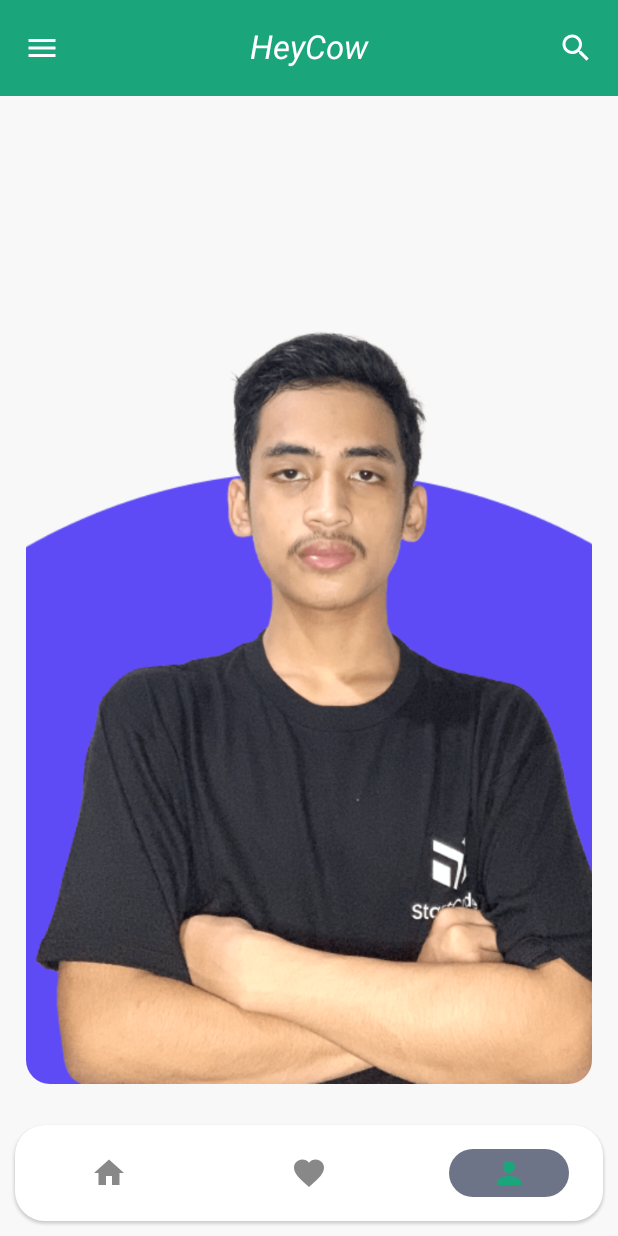
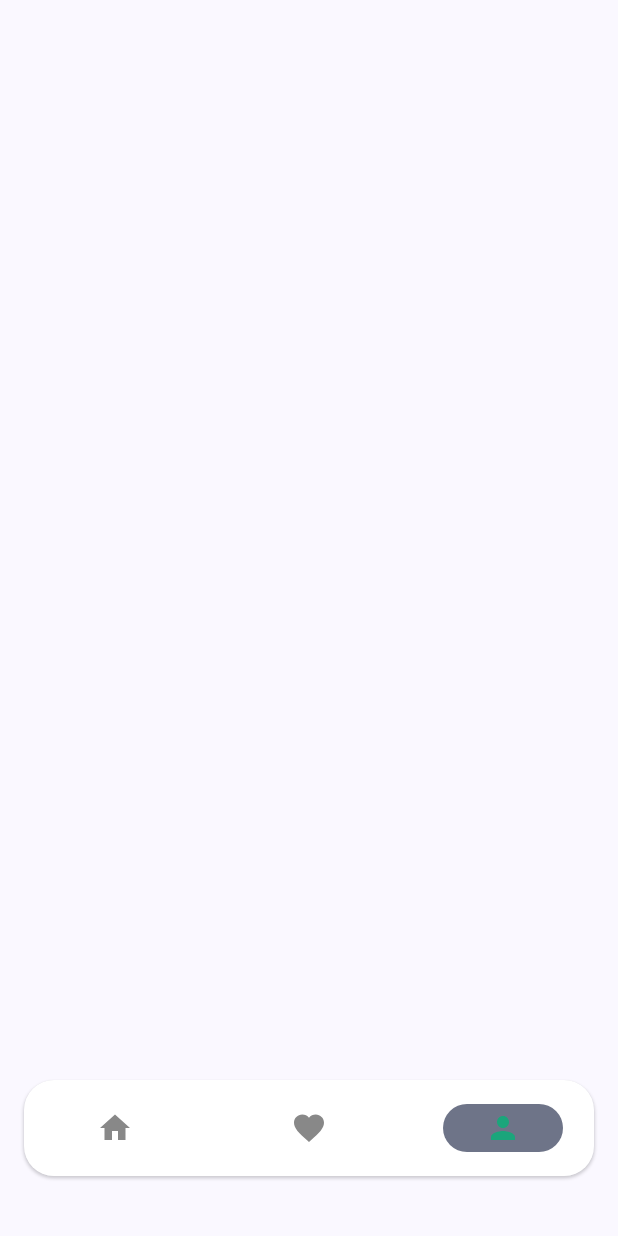
Before and after one commit to Kigamekun/SubmissionCompose, an Android app built with Jetpack Compose: the screen it shows after launch (MainActivity), item 3 of the bottom bar chosen, on a phone screen of 412 x 824 dp. Run offline under Robolectric (Android 15) with nearby library versions, the phone set to English and light mode, and no system bars.

Commit message:
feat(add a dashboard)

```diff
--- a/app/src/main/java/com/example/submissioncompose/HeyCow.kt
+++ b/app/src/main/java/com/example/submissioncompose/HeyCow.kt
@@ -5,6 +5,11 @@ import android.os.Bundle
 import androidx.activity.enableEdgeToEdge
 import androidx.compose.foundation.background
 import androidx.compose.foundation.layout.Box
+import androidx.compose.foundation.layout.WindowInsets
+import androidx.compose.foundation.layout.WindowInsetsSides
+import androidx.compose.foundation.layout.asPaddingValues
+import androidx.compose.foundation.layout.calculateEndPadding
+import androidx.compose.foundation.layout.calculateStartPadding
 import androidx.compose.foundation.layout.fillMaxHeight
 import androidx.compose.foundation.layout.fillMaxSize
 
@@ -32,8 +37,12 @@ import com.example.submissioncompose.navigation.Screen
 import com.example.submissioncompose.ui.screen.MainScreen
 import androidx.compose.foundation.layout.fillMaxWidth
 import androidx.compose.foundation.layout.height
+import androidx.compose.foundation.layout.only
 import androidx.compose.foundation.layout.padding
+import androidx.compose.foundation.layout.safeDrawing
 import androidx.compose.foundation.layout.size
+import androidx.compose.foundation.layout.systemBars
+import androidx.compose.foundation.layout.windowInsetsPadding
 import androidx.compose.foundation.shape.RoundedCornerShape
 import androidx.compose.material.icons.filled.Favorite
 import androidx.compose.material.icons.filled.LocationOn
@@ -56,8 +65,10 @@ import androidx.compose.ui.text.font.Font
 import androidx.compose.ui.text.font.FontFamily
 import androidx.compose.ui.text.font.FontStyle
 import androidx.compose.ui.tooling.preview.Preview
+import androidx.compose.ui.unit.LayoutDirection
 import androidx.compose.ui.unit.dp
 import androidx.compose.ui.unit.sp
+import com.example.submissioncompose.ui.screen.DashboardScreen
 import com.example.submissioncompose.ui.screen.DetailScreen
 import com.example.submissioncompose.ui.screen.FavoritesScreen
 import com.example.submissioncompose.ui.screen.ProfileScreen
@@ -70,50 +81,34 @@ import com.example.submissioncompose.ui.viewmodel.MainViewModel
 fun HeyCow(
     modifier: Modifier = Modifier,
 ) {
-    val viewModel = MainViewModel();
+    val viewModel = MainViewModel()
     val selectedIndex = remember { mutableStateOf(0) }
     val navController = rememberNavController()
 
     Surface(modifier = Modifier.fillMaxSize()) {
         Scaffold(
-            topBar = {
-                CustomTopAppBar()
-            },
-            content = {
-                Surface(modifier = Modifier.fillMaxSize(), color = colorPrimary) {
-                    Card(
-                        colors = CardDefaults.cardColors(
-                            containerColor = ghost_white,
-                        ),
-                        shape = RoundedCornerShape(topStart = 40.dp, topEnd = 40.dp),
-
-                        modifier = Modifier
-                            .fillMaxSize()
-                            .padding(top = 10.dp),
-                    ) {
-                        Box() {
+            content = { paddingValues ->
                 NavHost(
                     navController = navController,
                     startDestination = Screen.Home.route,
-                                modifier = Modifier.padding(it)
+                    modifier = Modifier.padding(
+                        start = paddingValues.calculateStartPadding(LayoutDirection.Ltr),
+                        top = paddingValues.calculateTopPadding(),
+                        end = paddingValues.calculateEndPadding(LayoutDirection.Ltr),
+                        bottom = paddingValues.calculateBottomPadding() + 16.dp // Add extra bottom padding here
+                    )
                 ) {
                     composable(Screen.Home.route) {
-                                    MainScreen(navController = navController, viewModel = viewModel)
+                        DashboardScreen()
                     }
                     composable(Screen.Favorite.route) {
-                                    FavoritesScreen(viewModel = viewModel, navController = navController)
+                        FavoritesScreen(
+                            viewModel = viewModel,
+                            navController = navController,
+                            )
                     }
                     composable(Screen.Profile.route) {
-                                    ProfileScreen()
-                                }
-                                composable("detail/{cowId}") { backStackEntry ->
-                                    val cowId = backStackEntry.arguments?.getString("cowId")
-                                    cowId?.let {
-                                        DetailScreen(cowId = it.toInt(), navController = navController, viewModel = viewModel)
-                                    }
-                                }
-                            }
-                        }
+                        ProfileScreen( )
                     }
                 }
             },
@@ -126,53 +121,15 @@ fun HeyCow(
 
 
 
-
-@OptIn(ExperimentalMaterial3Api::class)
-@Composable
-fun CustomTopAppBar() {
-    CenterAlignedTopAppBar(
-        title = {
-            Text(
-                text = "HeyCow",
-                style = TextStyle(
-                    fontStyle = FontStyle.Italic,
-                    fontSize = 22.sp
-                ),
-                color = Color.White
-            )
-        },
-        navigationIcon = {
-            IconButton(onClick = { /* Handle navigation icon click */ }) {
-                Icon(
-                    imageVector = Icons.Filled.Menu,
-                    contentDescription = "Menu",
-                    tint = Color.White
-                )
-            }
-        },
-        actions = {
-            IconButton(onClick = { /* Handle action icon click */ }) {
-                Icon(
-                    imageVector = Icons.Filled.Search,
-                    contentDescription = "Search",
-                    tint = Color.White
-                )
-            }
-        },
-        colors = TopAppBarDefaults.centerAlignedTopAppBarColors(
-            containerColor = colorPrimary,
-            titleContentColor = Color.White,
-            actionIconContentColor = Color.White
-        )
-    )
-}
-
 @Composable
 fun CustomBottomBar(
     selectedIndex: MutableState<Int>,
     navController: NavHostController,
 ) {
     val listItems = listOf("Home", "Favorite", "Profile")
+    val navigationBarPadding = WindowInsets.safeDrawing
+        .only(WindowInsetsSides.Bottom)
+        .asPaddingValues()
 
     Card(
         elevation = CardDefaults.cardElevation(
@@ -181,16 +138,16 @@ fun CustomBottomBar(
         shape = RoundedCornerShape(20.dp),
         modifier = Modifier
             .fillMaxWidth()
-            .padding(10.dp)
+            .padding(bottom=40.dp, start = 16.dp, end = 16.dp)
             .height(64.dp)
     ) {
         NavigationBar(containerColor = Color.White) {
             listItems.forEachIndexed { index, label ->
                 val isSelected = selectedIndex.value == index
                 NavigationBarItem(
+
                     icon = {
                         Box(
-
                             modifier = Modifier
                                 .padding(horizontal = 12.dp),
                             contentAlignment = Alignment.Center
@@ -214,7 +171,6 @@ fun CustomBottomBar(
                     selected = isSelected,
                     onClick = {
                         selectedIndex.value = index
-
                         when (index) {
                             0 -> {
                                 navController.popBackStack(Screen.Home.route, inclusive = false)
--- a/app/src/main/java/com/example/submissioncompose/MainActivity.kt
+++ b/app/src/main/java/com/example/submissioncompose/MainActivity.kt
@@ -1,5 +1,7 @@
 package com.example.submissioncompose
 
+import android.app.Activity
+import android.graphics.Color
 import android.os.Build
 import android.os.Bundle
 import android.view.View
@@ -13,23 +15,40 @@ import androidx.compose.ui.Modifier
 import com.example.submissioncompose.ui.theme.SubmissionComposeTheme
 import android.os.Handler
 import android.os.Looper
+import androidx.activity.enableEdgeToEdge
+import androidx.compose.runtime.SideEffect
+import androidx.compose.ui.graphics.toArgb
+import com.example.submissioncompose.ui.theme.colorGreenDark
 
+import androidx.compose.ui.platform.LocalView
+import androidx.core.view.WindowCompat
+import androidx.core.view.WindowInsetsControllerCompat
 
 class MainActivity : ComponentActivity() {
     private val tDelay = 3000L
     private var splashScreenShown = false
 
-
     @RequiresApi(Build.VERSION_CODES.S)
     override fun onCreate(savedInstanceState: Bundle?) {
+        super.onCreate(savedInstanceState)
 
-        super.onCreate(savedInstanceState)
+        // Set status bar transparent and adjust system UI
+        WindowCompat.setDecorFitsSystemWindows(window, false)
+        window.statusBarColor = Color.TRANSPARENT
+        WindowInsetsControllerCompat(window, window.decorView).isAppearanceLightStatusBars = true
 
         if (!splashScreenShown) {
             showSplashScreen()
         } else {
             setContent {
                 SubmissionComposeTheme {
+                    // Setting up system UI for transparent status bar
+                    SideEffect {
+                        window?.statusBarColor = Color.TRANSPARENT
+                        WindowCompat.setDecorFitsSystemWindows(window, false)
+                        WindowInsetsControllerCompat(window, window.decorView).isAppearanceLightStatusBars = true
+                    }
+
                     Surface(
                         modifier = Modifier.fillMaxSize(),
                         color = MaterialTheme.colorScheme.background
@@ -52,6 +71,12 @@ class MainActivity : ComponentActivity() {
                     splashScreenShown = true
                     setContent {
                         SubmissionComposeTheme {
+                            SideEffect {
+                                window?.statusBarColor = Color.TRANSPARENT
+                                WindowCompat.setDecorFitsSystemWindows(window, false)
+                                WindowInsetsControllerCompat(window, window.decorView).isAppearanceLightStatusBars = true
+                            }
+
                             Surface(
                                 modifier = Modifier.fillMaxSize(),
                                 color = MaterialTheme.colorScheme.background
--- /dev/null
+++ b/app/src/main/java/com/example/submissioncompose/ui/screen/DashboardScreen.kt
@@ -0,0 +1,271 @@
+package com.example.submissioncompose.ui.screen
+
+import androidx.compose.foundation.Image
+import androidx.compose.foundation.background
+import androidx.compose.foundation.clickable
+import androidx.compose.foundation.layout.Arrangement
+import androidx.compose.foundation.layout.Box
+import androidx.compose.foundation.layout.Column
+import androidx.compose.foundation.layout.IntrinsicSize
+import androidx.compose.foundation.layout.Row
+import androidx.compose.foundation.layout.Spacer
+import androidx.compose.foundation.layout.fillMaxSize
+import androidx.compose.foundation.layout.fillMaxWidth
+import androidx.compose.foundation.layout.height
+import androidx.compose.foundation.layout.offset
+import androidx.compose.foundation.layout.padding
+import androidx.compose.foundation.layout.size
+import androidx.compose.foundation.layout.width
+import androidx.compose.foundation.lazy.LazyColumn
+import androidx.compose.foundation.shape.RoundedCornerShape
+import androidx.compose.material.icons.Icons
+import androidx.compose.material.icons.filled.Favorite
+import androidx.compose.material3.Button
+import androidx.compose.material3.Card
+import androidx.compose.material3.CardDefaults
+import androidx.compose.material3.Icon
+import androidx.compose.material3.IconButton
+import androidx.compose.material3.Surface
+import androidx.compose.material3.Text
+import androidx.compose.runtime.Composable
+import androidx.compose.ui.Alignment
+import androidx.compose.ui.Modifier
+import androidx.compose.ui.draw.clip
+import androidx.compose.ui.draw.shadow
+import androidx.compose.ui.geometry.Offset
+import androidx.compose.ui.graphics.Brush
+import androidx.compose.ui.graphics.Color
+import androidx.compose.ui.graphics.ImageBitmap
+import androidx.compose.ui.layout.ContentScale
+import androidx.compose.ui.res.imageResource
+import androidx.compose.ui.res.painterResource
+import androidx.compose.ui.text.TextStyle
+import androidx.compose.ui.text.font.FontWeight
+import androidx.compose.ui.tooling.preview.Preview
+import androidx.compose.ui.unit.dp
+import androidx.compose.ui.unit.sp
+import androidx.compose.ui.zIndex
+import com.example.submissioncompose.R
+import com.example.submissioncompose.ui.theme.colorPrimary
+
+@Composable
+fun DashboardScreen() {
+    LazyColumn(
+        modifier = Modifier.fillMaxSize()
+    ) {
+        // Stacked cards in a Box
+        item {
+            Box(
+                modifier = Modifier
+                    .fillMaxWidth()
+                    .height(300.dp) // Adjust height based on your needs
+            ) {
+                // Background gradient card
+                Box(
+                    modifier = Modifier
+                        .fillMaxWidth()
+                        .height(271.dp)
+                        .align(Alignment.TopCenter)
+                        .background(
+                            brush = Brush.linearGradient(
+                                colors = listOf(
+                                    Color(0xFF20A577),
+                                    Color(0xFF64CFAA),
+                                ),
+                                start = Offset.Zero,
+                                end = Offset(0F, 271F),
+                            ),
+                            shape = RoundedCornerShape(bottomEnd = 40.dp, bottomStart = 40.dp)
+                        )
+                )
+
+                // White card stacked on top of the gradient card
+                Card(
+                    colors = CardDefaults.cardColors(containerColor = Color.White),
+                    shape = RoundedCornerShape(30.dp),
+                    elevation = CardDefaults.cardElevation(defaultElevation = 2.dp),
+                    modifier = Modifier
+                        .width(390.dp)
+                        .height(162.dp)
+                        .align(Alignment.BottomCenter)
+                        .offset(y = 40.dp)  // Adjust offset to control the overlap
+                ) {
+                    Box(
+                        modifier = Modifier
+                            .fillMaxSize()
+                            .padding(16.dp),
+                        contentAlignment = Alignment.Center
+                    ) {
+
+                    }
+                }
+            }
+
+            Column(
+                modifier = Modifier
+                    .fillMaxWidth()
+                    .padding(top = 60.dp),
+                verticalArrangement = Arrangement.Top,
+            ) {
+                Text(
+                    text = "More content here...",
+                    fontSize = 18.sp,
+                    modifier = Modifier.padding(16.dp),
+                    color = Color.Black
+                )
+                GridCard()
+
+            }
+        }
+        item {
+            Text(
+                text = "More content here...",
+                fontSize = 18.sp,
+                modifier = Modifier.padding(16.dp),
+                color = Color.Black
+            )
+        }
+        items(10) {
+            CardItem()
+        }
+
+
+    }
+}
+
+
+@Composable
+fun GridCard() {
+        Row(
+            modifier = Modifier
+                .fillMaxWidth()
+                .padding(16.dp)
+        ) {
+            // Left side - Single large box
+            Box(
+                modifier = Modifier
+                    .weight(1f)
+                    .height(150.dp)
+                    .background(
+                        color = Color(0xFF64CFAA),
+                        shape = RoundedCornerShape(8.dp)
+                    ),
+                contentAlignment = Alignment.Center
+            ) {
+                Text(
+                    text = "Left Box",
+                    fontSize = 18.sp,
+                    color = Color.White
+                )
+            }
+
+            Spacer(modifier = Modifier.width(16.dp))
+
+            // Right side - Two smaller vertical boxes
+            Column(
+                modifier = Modifier
+                    .weight(1f)
+                    .height(150.dp),
+                verticalArrangement = Arrangement.SpaceBetween
+            ) {
+                Box(
+                    modifier = Modifier
+                        .weight(1f)
+                        .fillMaxWidth()
+                        .background(
+                            color = Color(0xFF20A577),
+                            shape = RoundedCornerShape(8.dp)
+                        ),
+                    contentAlignment = Alignment.Center
+                ) {
+                    Text(
+                        text = "Top Right Box",
+                        fontSize = 16.sp,
+                        color = Color.White
+                    )
+                }
+
+                Spacer(modifier = Modifier.height(16.dp))
+
+                Box(
+                    modifier = Modifier
+                        .weight(1f)
+                        .fillMaxWidth()
+                        .background(
+                            color = Color(0xFF20A577),
+                            shape = RoundedCornerShape(8.dp)
+                        ),
+                    contentAlignment = Alignment.Center
+                ) {
+                    Text(
+                        text = "Bottom Right Box",
+                        fontSize = 16.sp,
+                        color = Color.White
+                    )
+                }
+            }
+        }
+    }
+
+
+@Composable
+fun CardItem(){
+    Card(
+        shape = RoundedCornerShape(12.dp),
+        elevation = CardDefaults.cardElevation(defaultElevation = 2.dp),
+
+        colors = CardDefaults.cardColors(containerColor = Color.White),
+        modifier = Modifier
+            .fillMaxWidth()
+            .padding(bottom=16.dp, start=16.dp, end=16.dp)
+            .height(IntrinsicSize.Min)
+    ) {
+        Row(
+            modifier = Modifier
+                .fillMaxSize()
+                .padding(16.dp)
+        ) {
+            Image(
+                bitmap = ImageBitmap.imageResource(id = R.drawable.arberdeen),
+                contentDescription = "favorite_cow_image",
+                modifier = Modifier
+                    .size(80.dp)
+                    .clip(RoundedCornerShape(10.dp))
+            )
+            Spacer(modifier = Modifier.width(16.dp))
+            Column(
+                modifier = Modifier
+                    .weight(1f)
+                    .align(Alignment.CenterVertically)
+            ) {
+                Text(
+                    text = "sadas",
+                    style = TextStyle(
+                        color = Color.Black,
+                        fontSize = 18.sp,
+                        fontWeight = FontWeight.Bold
+                    )
+                )
+                Spacer(modifier = Modifier.height(8.dp))
+                Text(
+                    text = "323",
+                    style = TextStyle(
+                        color = colorPrimary,
+                        fontSize = 16.sp,
+                    )
+                )
+            }
+
+            Spacer(modifier = Modifier.width(8.dp))
+
+        }
+    }
+}
+
+@Preview
+@Composable
+fun PreviewDashboardScreen() {
+    Surface {
+        DashboardScreen()
+    }
+}
--- a/app/src/main/java/com/example/submissioncompose/ui/screen/MainScreen.kt
+++ b/app/src/main/java/com/example/submissioncompose/ui/screen/MainScreen.kt
@@ -79,9 +79,7 @@ fun MainScreen(navController: NavController, viewModel: MainViewModel) {
         }
         item {
             SearchBar(
-
                 query = searchQuery, onQueryChange = { searchQuery = it })
-
         }
         item {
             Row(
@@ -95,7 +93,6 @@ fun MainScreen(navController: NavController, viewModel: MainViewModel) {
                     ),
                     modifier = Modifier.weight(1f)
                 )
-
             }
         }
         item {
--- a/app/src/main/java/com/example/submissioncompose/ui/screen/ProfileScreen.kt
+++ b/app/src/main/java/com/example/submissioncompose/ui/screen/ProfileScreen.kt
@@ -21,29 +21,5 @@ import com.example.submissioncompose.R
 
 @Composable
 fun ProfileScreen() {
-    Column(
-        modifier = Modifier
-            .fillMaxSize()
-            .padding(16.dp),
-        horizontalAlignment = Alignment.CenterHorizontally
-    ) {
-        Image(
-            painter = painterResource(id = R.drawable.team_reksa),
-            modifier = Modifier
-                .fillMaxWidth()
-                .padding(1.dp)
-                .clip(RoundedCornerShape(16.dp)),
-            contentDescription = "cow_card",
-            contentScale = ContentScale.Crop
-        )
-        Text(text = "Profile" )
-        Spacer(modifier = Modifier.height(20.dp))
-        Text(text = "Name : Reksa Prayoga Syahputra" )
-        Spacer(modifier = Modifier.height(10.dp))
-        Text(text = "Email: reksa.prayoga1012@gmail.com" )
-        Spacer(modifier = Modifier.height(30.dp))
-        Button(onClick = { /* Implement Logout */ }) {
-            Text(text = "Logout")
-        }
-    }
+
 }
--- a/app/src/main/java/com/example/submissioncompose/ui/theme/Color.kt
+++ b/app/src/main/java/com/example/submissioncompose/ui/theme/Color.kt
@@ -17,6 +17,7 @@ val dark_gray = Color(0xFF54555A)
 val light_gray = Color(0xFF696969)
 val ghost_white = Color(0xFFF8F8F8)
 val text_hint_color = Color(0xFFA7A7A7)
+val colorGreenDark = Color(0xFF20A577)
 
 val colorSecondary = Color(0xFF03DAC5) // Contoh warna sekunder
 val background = Color(0xFFFFFFFF) // Warna latar belakang
```
Lines whose indentation alone changed are shown as unchanged.
